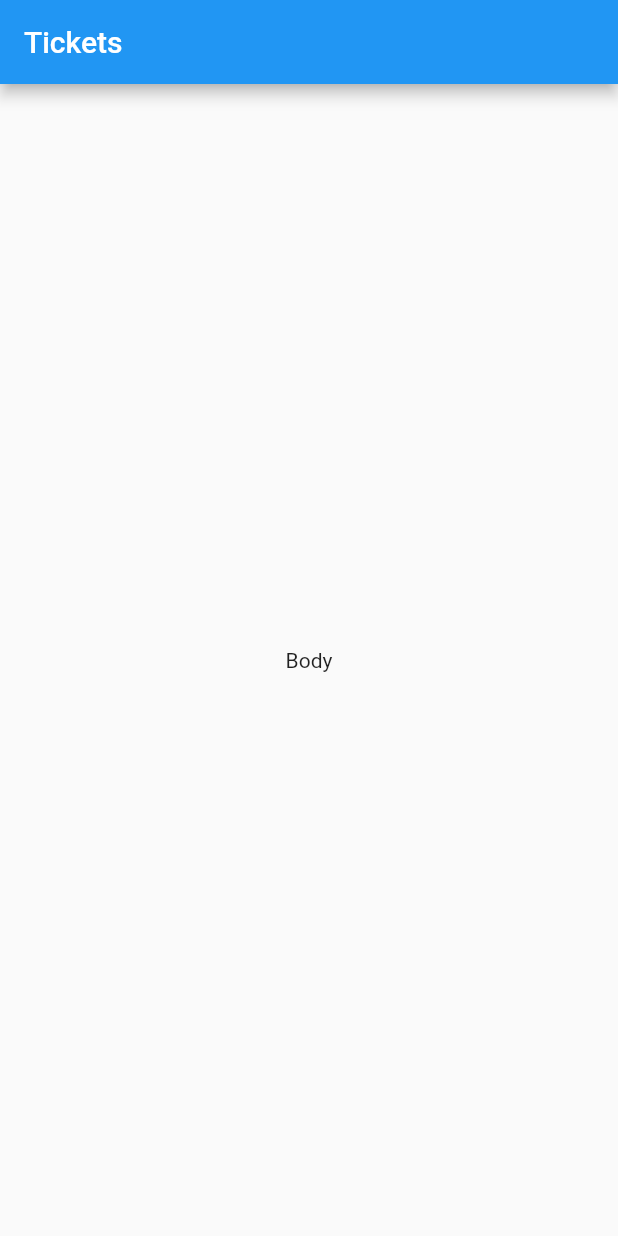
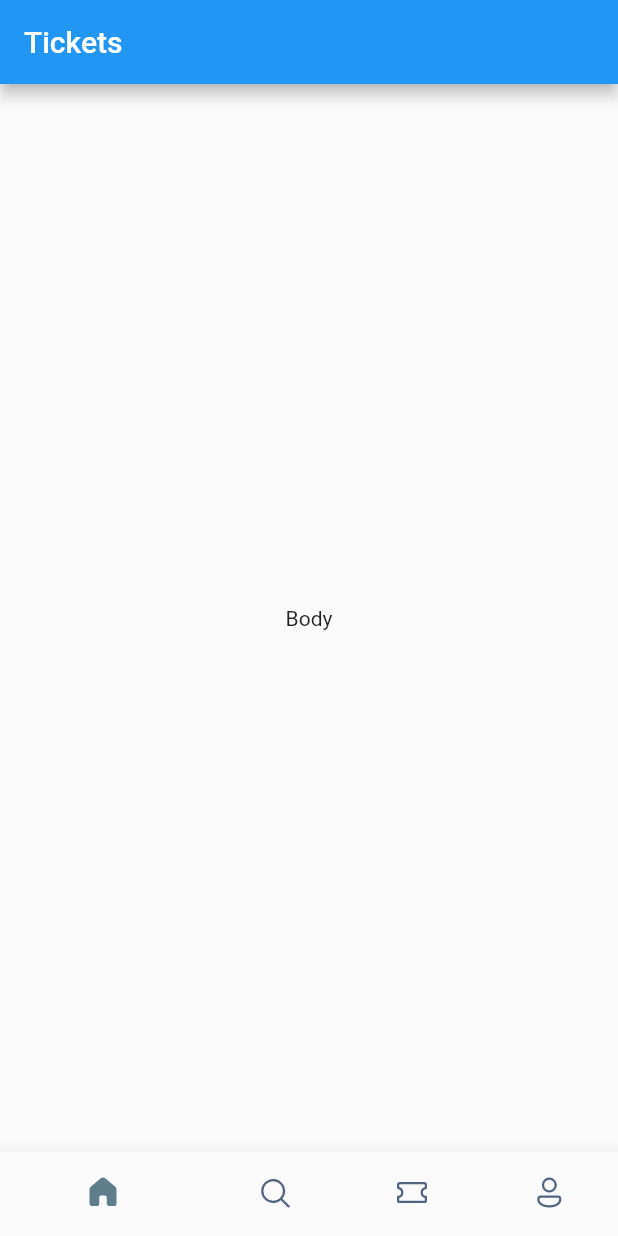
Before and after one commit to jestyal/booking_app, a Flutter app: the screen it shows after launch, on a phone screen of 412 x 824 dp. Run offline on Flutter 3.47's test engine with Material 2 defaults, Android fonts, the phone set to English and light mode, and no system bars; our stand-ins replace fluentui_icons.

Commit message:
Added bottom bar icons

```diff
--- a/lib/screens/bottom_bar.dart
+++ b/lib/screens/bottom_bar.dart
@@ -1,3 +1,4 @@
+import 'package:fluentui_icons/fluentui_icons.dart';
 import 'package:flutter/cupertino.dart';
 import 'package:flutter/material.dart';
 
@@ -16,6 +17,35 @@ class _BottomBarState extends State<BottomBar> {
         title: const Text("Tickets"),
       ),
       body: const Center(child: Text("Body")),
+      bottomNavigationBar: BottomNavigationBar(
+        elevation: 10,
+        showUnselectedLabels: false,
+        showSelectedLabels: false,
+        selectedItemColor: Colors.blueGrey,
+        unselectedItemColor: const Color(0xFF526480),
+        items: const [
+          BottomNavigationBarItem(
+            icon: Icon(FluentSystemIcons.ic_fluent_home_regular),
+            activeIcon: Icon(FluentSystemIcons.ic_fluent_home_filled),
+            label: "Home",
+          ),
+          BottomNavigationBarItem(
+            icon: Icon(FluentSystemIcons.ic_fluent_search_regular),
+            activeIcon: Icon(FluentSystemIcons.ic_fluent_search_filled),
+            label: "Search",
+          ),
+          BottomNavigationBarItem(
+            icon: Icon(FluentSystemIcons.ic_fluent_ticket_regular),
+            activeIcon: Icon(FluentSystemIcons.ic_fluent_ticket_filled),
+            label: "Ticket",
+          ),
+          BottomNavigationBarItem(
+            icon: Icon(FluentSystemIcons.ic_fluent_person_regular),
+            activeIcon: Icon(FluentSystemIcons.ic_fluent_person_add_filled),
+            label: "Profile",
+          ),
+        ],
+      ),
     );
   }
 }
--- a/pubspec.yaml
+++ b/pubspec.yaml
@@ -34,6 +34,7 @@ dependencies:
   # The following adds the Cupertino Icons font to your application.
   # Use with the CupertinoIcons class for iOS style icons.
   cupertino_icons: ^1.0.2
+  fluentui_icons: ^1.0.0
 
 dev_dependencies:
   flutter_test:
```
Also changed, not shown: pubspec.lock.
